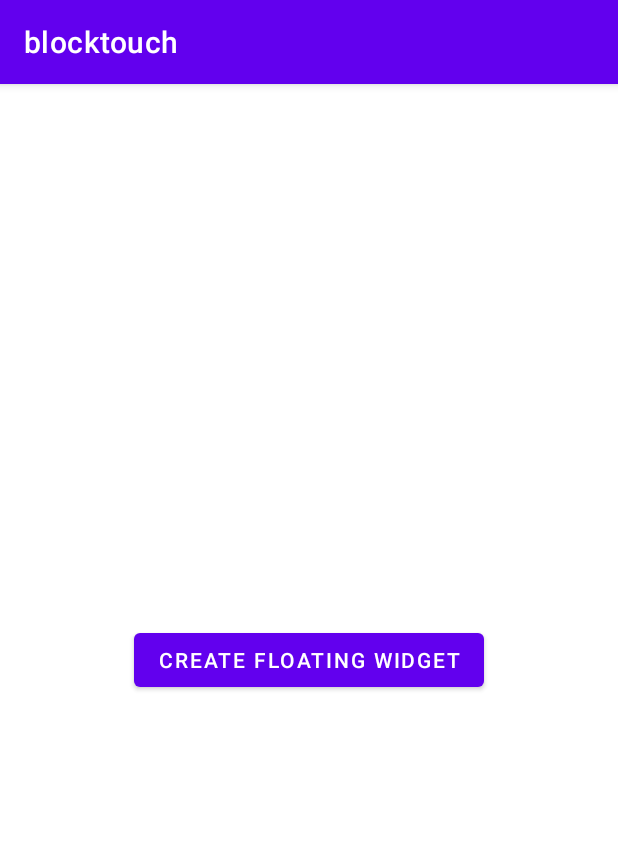
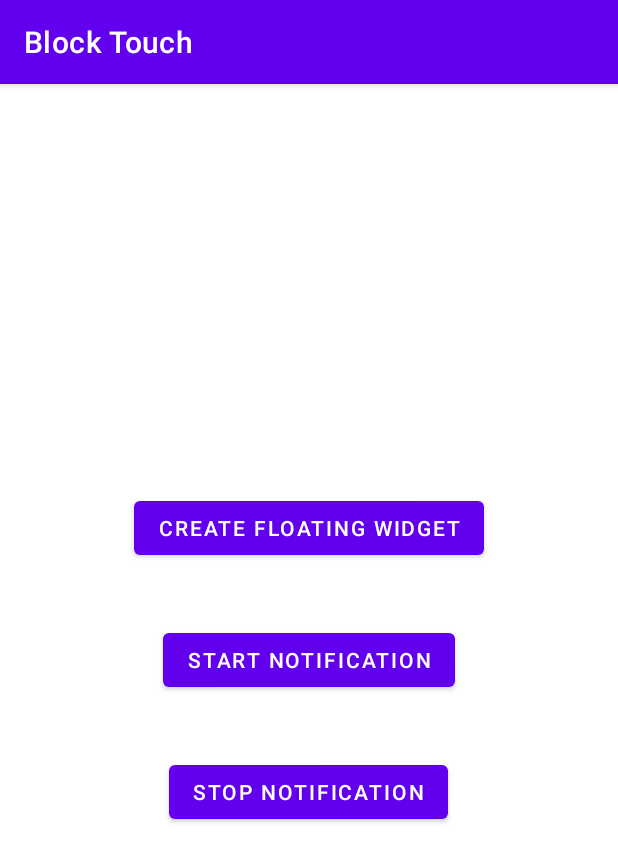
Before and after one commit to ntamim2006/BlockTouch, an Android app: the screen it shows after launch (MainActivity), after a tap on "CREATE FLOATING WIDGET", on a phone screen of 412 x 824 dp. Shown: the top 862 px of the screen. Run offline under Robolectric (Android 15) with nearby library versions, the phone set to English and light mode, and no system bars; 3 statements that could not run were skipped.

Commit message:
try back the move

```diff
--- a/app/src/main/java/com/nt/blocktouch/FloatingViewService.java
+++ b/app/src/main/java/com/nt/blocktouch/FloatingViewService.java
@@ -45,7 +45,7 @@ public class FloatingViewService extends Service implements View.OnClickListener
 
     @Override
     public int onStartCommand(Intent intent, int flags, int startId) {
-        Log.d("eee", intent.hasExtra("your_key_here")+"");
+        Log.d("eee", intent.getStringExtra("your_key_here")+"");
 
         ifHasExtra = intent.hasExtra("your_key_here");
 
@@ -80,7 +80,7 @@ public class FloatingViewService extends Service implements View.OnClickListener
 
 
         expandedView = mFloatingView.findViewById(R.id.layoutExpanded);
-        imageLock = mFloatingView.findViewById(R.id.expClose);
+        imageLock = mFloatingView.findViewById(R.id.actionButton);
         //adding click listener to close button and expanded view
         imageLock.setOnClickListener(this);
         mFloatingView.findViewById(R.id.exp_iv).setOnClickListener(this);
@@ -154,7 +154,7 @@ public class FloatingViewService extends Service implements View.OnClickListener
         switch (v.getId()) {
 
 
-            case R.id.expClose:
+            case R.id.actionButton:
                 if(handler!=null){
                     handler.removeCallbacksAndMessages(null);
                 }
--- a/app/src/main/java/com/nt/blocktouch/MainActivity.java
+++ b/app/src/main/java/com/nt/blocktouch/MainActivity.java
@@ -5,6 +5,7 @@ import android.net.Uri;
 import android.os.Build;
 import android.os.Bundle;
 import android.provider.Settings;
+import android.util.Log;
 import android.view.View;
 import android.widget.Toast;
 
@@ -13,6 +14,7 @@ import androidx.core.content.ContextCompat;
 
 public class MainActivity extends AppCompatActivity implements View.OnClickListener {
     private static final int SYSTEM_ALERT_WINDOW_PERMISSION = 2084;
+    Intent serviceIntent;
 
     @Override
     protected void onCreate(Bundle savedInstanceState) {
@@ -24,17 +26,20 @@ public class MainActivity extends AppCompatActivity implements View.OnClickListe
         }
 
         findViewById(R.id.buttonCreateWidget).setOnClickListener(this);
+        findViewById(R.id.buttonStopNotification).setOnClickListener(this);
+        findViewById(R.id.buttonStartNotification).setOnClickListener(this);
         startService();
     }
 
     public void startService() {
 //        String input = editTextInput.getText().toString();
-        Intent serviceIntent = new Intent(this, ExampleService.class);
+        serviceIntent = new Intent(this, ExampleService.class);
         serviceIntent.putExtra("inputExtra", "dsdsdsdv");
         ContextCompat.startForegroundService(this, serviceIntent);
     }
+
     public void stopService(View v) {
-        Intent serviceIntent = new Intent(this, ExampleService.class);
+        serviceIntent = new Intent(this, ExampleService.class);
         stopService(serviceIntent);
     }
 
@@ -47,6 +52,9 @@ public class MainActivity extends AppCompatActivity implements View.OnClickListe
 
     @Override
     public void onClick(View v) {
+
+        switch (v.getId()) {
+            case R.id.buttonCreateWidget:
                 if (Settings.canDrawOverlays(this)) {
                     Intent intent = new Intent(MainActivity.this, FloatingViewService.class);
                     intent.putExtra("your_key_here", "from_main");
@@ -56,5 +64,20 @@ public class MainActivity extends AppCompatActivity implements View.OnClickListe
                     askPermission();
                     Toast.makeText(this, "You need System Alert Window Permission to do this", Toast.LENGTH_SHORT).show();
                 }
+                break;
+
+            case R.id.buttonStopNotification:
+                Log.d("ddd", "dd");
+                stopService(v);
+//                NotificationManager notificationManager = (NotificationManager) getApplicationContext().getSystemService(Context.NOTIFICATION_SERVICE);
+//                notificationManager.cancelAll();
+                break;
+
+            case R.id.buttonStartNotification:
+                startService();
+                break;
+        }
+
+
     }
 }
--- a/app/src/main/res/layout/activity_main.xml
+++ b/app/src/main/res/layout/activity_main.xml
@@ -1,14 +1,36 @@
 <?xml version="1.0" encoding="utf-8"?>
 <RelativeLayout xmlns:android="http://schemas.android.com/apk/res/android"
     android:layout_width="match_parent"
-    android:layout_height="match_parent">
+    android:layout_height="match_parent"
+    android:gravity="center_horizontal|center_vertical">
 
     <Button
         android:id="@+id/buttonCreateWidget"
         android:layout_width="wrap_content"
         android:layout_height="wrap_content"
         android:layout_centerInParent="true"
+        android:layout_margin="20dp"
         android:text="Create Floating Widget" />
+
+    <Button
+        android:id="@+id/buttonStartNotification"
+        android:layout_width="wrap_content"
+        android:layout_height="wrap_content"
+        android:layout_below="@id/buttonCreateWidget"
+        android:layout_centerInParent="true"
+        android:layout_marginTop="20dp"
+        android:layout_marginBottom="20dp"
+        android:text="Start Notification" />
+
+    <Button
+        android:id="@+id/buttonStopNotification"
+        android:layout_width="wrap_content"
+        android:layout_height="wrap_content"
+        android:layout_below="@id/buttonStartNotification"
+        android:layout_centerInParent="true"
+        android:layout_marginTop="20dp"
+        android:layout_marginBottom="20dp"
+        android:text="Stop Notification" />
 
 
 </RelativeLayout>
--- a/app/src/main/res/values/strings.xml
+++ b/app/src/main/res/values/strings.xml
@@ -1,3 +1,3 @@
 <resources>
-    <string name="app_name">blocktouch</string>
+    <string name="app_name">Block Touch</string>
 </resources>
```
Also changed, not shown: app/src/main/AndroidManifest.xml (+9 -0 lines), app/src/main/java/com/nt/blocktouch/SimpleWidgetProvider.java (added, +51 -0 lines), app/src/main/res/layout/layout_floating_widget.xml (+14 -8 lines), app/src/main/res/layout/simple_widget.xml (added, +27 -0 lines), app/src/main/res/xml/simple_widget_info.xml (added, +10 -0 lines), app/src/main/res/mipmap-hdpi/lock_sign_open_new_icon_red.png (added), app/src/main/res/mipmap-mdpi/lock_sign_open_new_icon_red.png (added), app/src/main/res/mipmap-xhdpi/lock_sign_open_new_icon_red.png (added), app/src/main/res/mipmap-xxhdpi/lock_sign_open_new_icon_red.png, app/src/main/res/mipmap-xxxhdpi/lock_sign_open_new_icon_red.png (added). Lines whose indentation alone changed are shown as unchanged.
